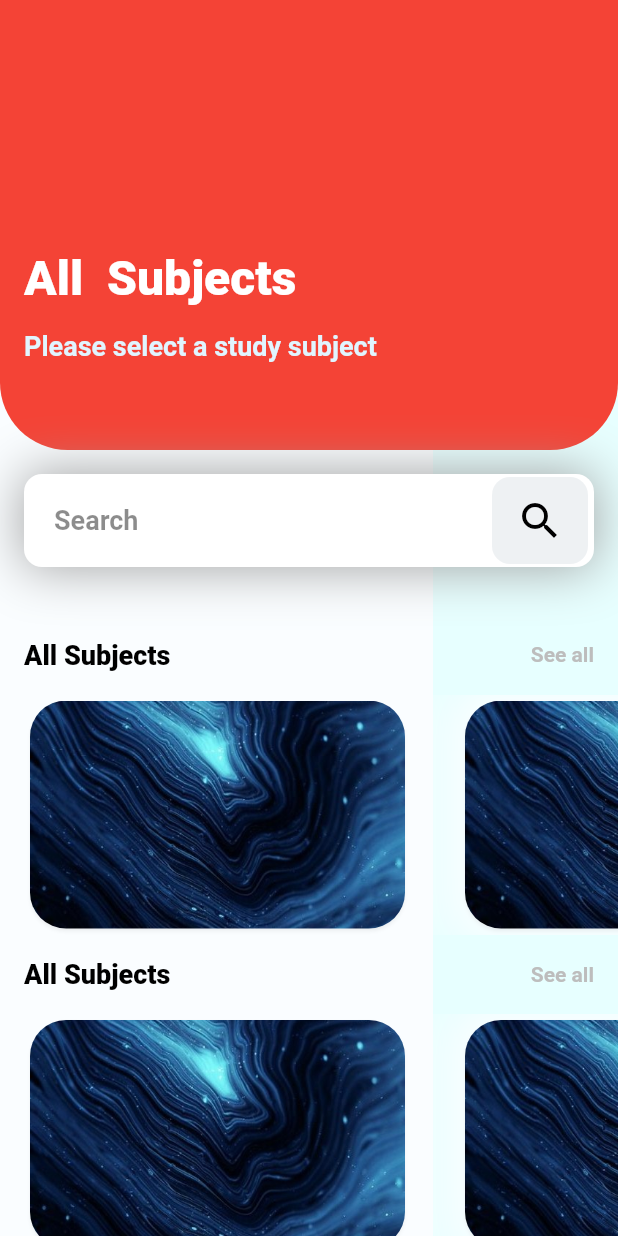
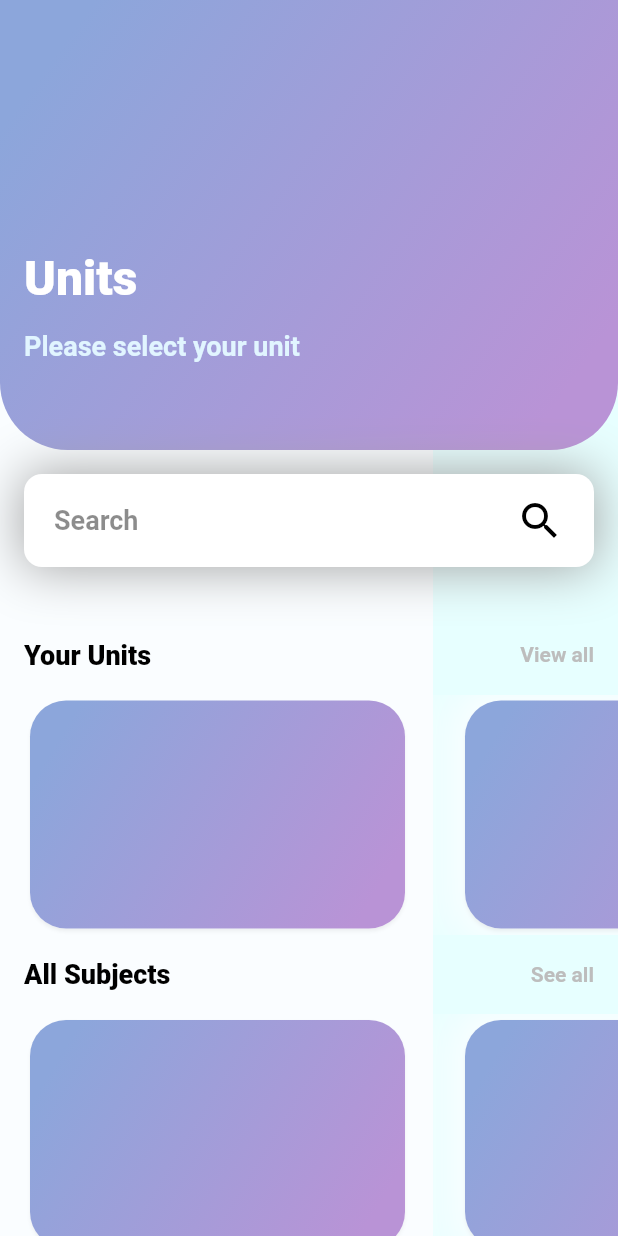
Before and after one commit to RameshNikhil/UniboardAppView1, a Flutter app: the Resources screen opened directly, on a phone screen of 412 x 824 dp. Run offline on Flutter 3.47's test engine with Material 2 defaults, Android fonts, the phone set to English and light mode, and no system bars.

Commit message:
Just a few revisions

```diff
--- a/lib/Resources.dart
+++ b/lib/Resources.dart
@@ -36,13 +36,15 @@ class Resources extends StatelessWidget {
                 ),
                 child: Container(
                   decoration: BoxDecoration(
-                  //     image: DecorationImage(
-                  //   fit: BoxFit.fitWidth,
-                  //   image: AssetImage(
-                  //     "assets/splash.jpg",
-                  //   ),
-                  // )
-                  color: Colors.red,
+                    gradient: LinearGradient(
+                      begin: Alignment(1.0, 1.0),
+                      end: Alignment(-1.0, -1.0),
+                      stops: [0.1, 0.9],
+                      colors: [
+                        Color(0xffB993D6),
+                        Color(0xff8CA6DB),
+                      ],
+                    ),
                   ),
                   child: Padding(
                     padding: const EdgeInsets.all(16.0),
@@ -54,7 +56,7 @@ class Resources extends StatelessWidget {
                           height: 108,
                         ),
                         Text(
-                          "All  Subjects",
+                          "Units",
                           textAlign: TextAlign.left,
                           style: TextStyle(
                               color: Colors.white,
@@ -65,7 +67,7 @@ class Resources extends StatelessWidget {
                           height: 16,
                         ),
                         Text(
-                          "Please select a study subject",
+                          "Please select your unit",
                           textAlign: TextAlign.left,
                           style: TextStyle(
                               color: Color(0xffE1F5FF),
@@ -98,7 +100,7 @@ class Resources extends StatelessWidget {
                         shape: RoundedRectangleBorder(
                             borderRadius:
                                 BorderRadius.all(Radius.circular(12))),
-                        color: Color(0xffeef1f3),
+                        //color: Color(0xffeef1f3),
                         onPressed: () {},
                         child: Center(
                           child: Icon(
@@ -133,14 +135,14 @@ class Resources extends StatelessWidget {
               mainAxisAlignment: MainAxisAlignment.spaceBetween,
               children: <Widget>[
                 Text(
-                  "All Subjects",
+                  "Your Units",
                   style: TextStyle(
                       color: Colors.black,
                       fontSize: 18,
                       fontWeight: FontWeight.w900),
                 ),
                 Text(
-                  "See all",
+                  "View all",
                   style: TextStyle(
                       color: Colors.grey[400],
                       fontSize: 14,
@@ -164,6 +166,15 @@ class Resources extends StatelessWidget {
                       height: 160,
                       width: 250,
                       decoration: BoxDecoration(
+                        gradient: LinearGradient(
+                          begin: Alignment(1.0, 1.0),
+                          end: Alignment(-1.0, -1.0),
+                          stops: [0.1, 0.9],
+                          colors: [
+                            Color(0xffB993D6),
+                            Color(0xff8CA6DB),
+                          ],
+                        ),
                         boxShadow: [
                           BoxShadow(
                             color: Color(0xfffafdff),
@@ -174,9 +185,6 @@ class Resources extends StatelessWidget {
                           )
                         ],
                         borderRadius: BorderRadius.all(Radius.circular(24)),
-                        image: DecorationImage(
-                            image: AssetImage("assets/splash.jpg"),
-                            fit: BoxFit.fitWidth),
                       ),
                     ),
                   ),
@@ -221,6 +229,15 @@ class Resources extends StatelessWidget {
                       height: 160,
                       width: 250,
                       decoration: BoxDecoration(
+                        gradient: LinearGradient(
+                          begin: Alignment(1.0, 1.0),
+                          end: Alignment(-1.0, -1.0),
+                          stops: [0.1, 0.9],
+                          colors: [
+                            Color(0xffB993D6),
+                            Color(0xff8CA6DB),
+                          ],
+                        ),
                         boxShadow: [
                           BoxShadow(
                             color: Color(0xfffafdff),
@@ -231,9 +248,6 @@ class Resources extends StatelessWidget {
                           )
                         ],
                         borderRadius: BorderRadius.all(Radius.circular(24)),
-                        image: DecorationImage(
-                            image: AssetImage("assets/splash.jpg"),
-                            fit: BoxFit.fitWidth),
                       ),
                     ),
                   ),
--- a/pubspec.yaml
+++ b/pubspec.yaml
@@ -1,4 +1,4 @@
-name: edu_app
+name: uniboardView1
 description: A new Flutter project.
 
 version: 1.0.0+1
```
Also changed, not shown: lib/main.dart (+15 -8 lines), 145 other files.
